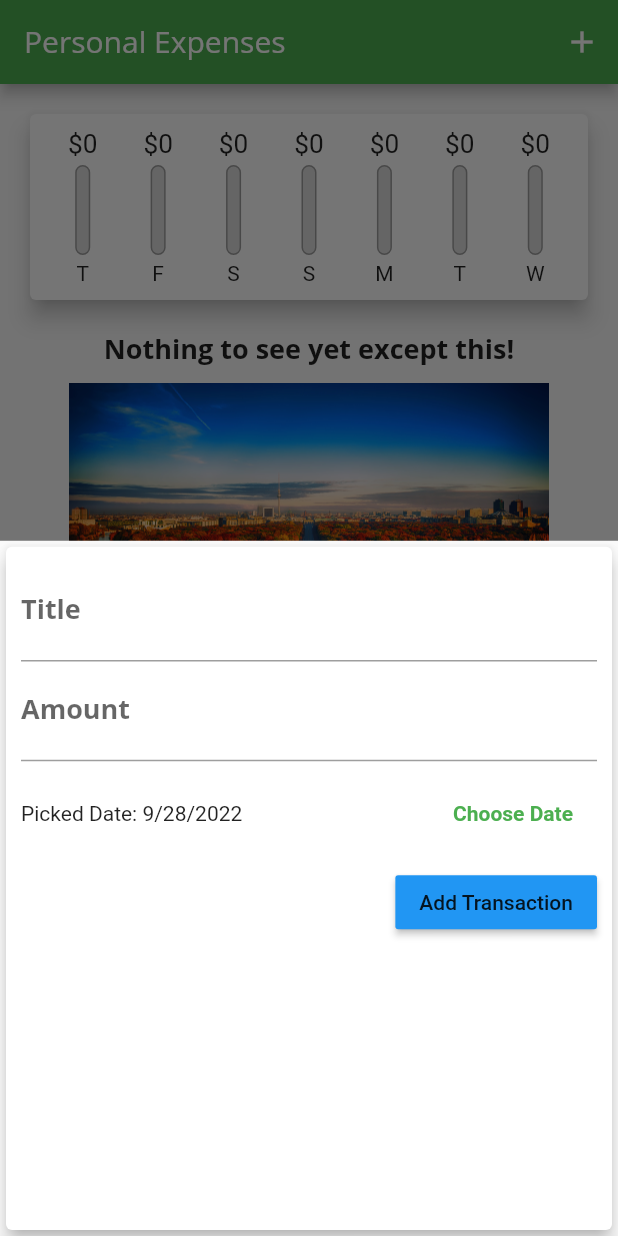
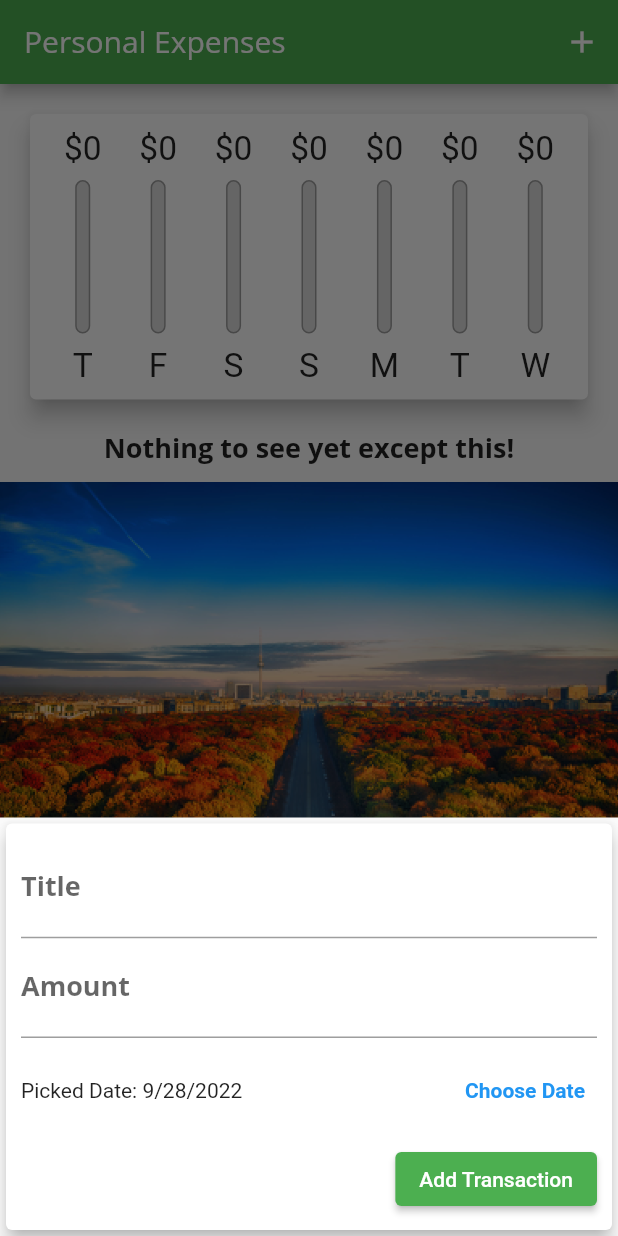
Before and after one commit to wcares/expense_app_gui, a Flutter app: the screen it shows after launch, after a tap on the "add" icon, on a phone screen of 412 x 824 dp. Run offline on Flutter 3.47's test engine with Material 2 defaults, Android fonts, the phone set to English and light mode, and no system bars; missing offline and left inert: dart:ffi.

Commit message:
Support for IOS and Minor Bug fixes (05 => 016)

```diff
--- a/lib/main.dart
+++ b/lib/main.dart
@@ -1,10 +1,22 @@
+// ignore_for_file: prefer_const_constructors
+
+import 'dart:io';
+
+import 'package:flutter/cupertino.dart';
 import 'package:flutter/material.dart';
+import 'package:flutter/services.dart';
+
 import './widgets/new_transaction.dart';
 import './widgets/transaction_list.dart';
 import './widgets/chart.dart';
 import './models/transaction.dart';
 
-void main() => runApp(MyApp());
+void main() {
+  // WidgetsFlutterBinding.ensureInitialized();
+  // SystemChrome.setPreferredOrientations(
+  //     [DeviceOrientation.portraitUp, DeviceOrientation.portraitDown]);
+  runApp(MyApp());
+}
 
 class MyApp extends StatelessWidget {
   @override
@@ -45,6 +57,7 @@ class MyHomePage extends StatefulWidget {
 
 class _MyHomePageState extends State<MyHomePage> {
   final List<Transaction> _userTransactions = [];
+  bool _showChart = false;
 
   List<Transaction> get _recentTransactions {
     return _userTransactions.where((tx) {
@@ -90,8 +103,10 @@ class _MyHomePageState extends State<MyHomePage> {
 
   @override
   Widget build(BuildContext context) {
-    return Scaffold(
-      appBar: AppBar(
+    final mediaQuery = MediaQuery.of(context);
+
+    final isLandscape = mediaQuery.orientation == Orientation.landscape;
+    final appBar = AppBar(
         title: Text(
           "Personal Expenses",
         ),
@@ -101,19 +116,69 @@ class _MyHomePageState extends State<MyHomePage> {
             onPressed: () => _startAddNewTransaction(context),
             icon: Icon(Icons.add),
           )
-          ]),
-      body: SingleChildScrollView(
+        ]);
+
+    final txListWidget = Container(
+        height: (mediaQuery.size.height -
+                appBar.preferredSize.height -
+                mediaQuery.padding.top) *
+            0.7,
+        child: TransactionList(_userTransactions, _deleteTransaction));
+
+    final pageBody = SingleChildScrollView(
       child: Column(
         mainAxisAlignment: MainAxisAlignment.start,
         crossAxisAlignment: CrossAxisAlignment.stretch,
         children: <Widget>[
-            Chart(_recentTransactions),
-            TransactionList(_userTransactions, _deleteTransaction),
+          if (isLandscape)
+            Row(
+              mainAxisAlignment: MainAxisAlignment.center,
+              children: [
+                Text("Show Chart"),
+                Switch.adaptive(
+                  activeColor: Theme.of(context).accentColor,
+                  value: _showChart,
+                  onChanged: (val) {
+                    setState(() {
+                      _showChart = val;
+                    });
+                  },
+                ),
               ],
             ),
+          if (!isLandscape)
+            Container(
+              height: (mediaQuery.size.height -
+                      appBar.preferredSize.height -
+                      mediaQuery.padding.top) *
+                  0.3,
+              child: Chart(_recentTransactions),
             ),
-      floatingActionButtonLocation: FloatingActionButtonLocation.centerFloat,
-      floatingActionButton: FloatingActionButton(
+          if (!isLandscape) txListWidget,
+          if (isLandscape)
+            _showChart
+                ? Container(
+                    height: (mediaQuery.size.height -
+                            appBar.preferredSize.height -
+                            mediaQuery.padding.top) *
+                        0.3,
+                    child: Chart(_recentTransactions),
+                  )
+                : txListWidget
+        ],
+      ),
+    );
+
+    return Platform.isIOS
+        ? CupertinoPageScaffold(child: pageBody)
+        : Scaffold(
+            appBar: appBar,
+            body: pageBody,
+            floatingActionButtonLocation:
+                FloatingActionButtonLocation.centerFloat,
+            floatingActionButton: Platform.isIOS
+                ? Container()
+                : FloatingActionButton(
                     child: Icon(Icons.add),
                     onPressed: () => _startAddNewTransaction(context),
                   ),
--- a/lib/widgets/chart_bar.dart
+++ b/lib/widgets/chart_bar.dart
@@ -12,19 +12,20 @@ class ChartBar extends StatelessWidget {
 
   @override
   Widget build(BuildContext context) {
+    return LayoutBuilder(builder: (ctx, constraint) {
       return Column(
         children: <Widget>[
           Container(
-          height: 20,
+            height: constraint.maxHeight * 0.15,
             child: FittedBox(
               child: Text("\$${spendingAmount.toStringAsFixed(0)}"),
             ),
           ),
           SizedBox(
-          height: 4,
+            height: constraint.maxHeight * 0.05,
           ),
           Container(
-          height: 60,
+            height: constraint.maxHeight * 0.6,
             width: 10,
             child: Stack(
               children: <Widget>[
@@ -48,10 +49,13 @@ class ChartBar extends StatelessWidget {
             ),
           ),
           SizedBox(
-          height: 4,
+            height: constraint.maxHeight * 0.05,
           ),
-        Text(label),
+          Container(
+              height: constraint.maxHeight * 0.15,
+              child: FittedBox(child: Text(label))),
         ],
       );
+    });
   }
 }
--- a/lib/widgets/new_transaction.dart
+++ b/lib/widgets/new_transaction.dart
@@ -52,10 +52,16 @@ class _NewTransactionState extends State<NewTransaction> {
 
   @override
   Widget build(BuildContext context) {
-    return Card(
+    return SingleChildScrollView(
+      child: Card(
         elevation: 5,
         child: Container(
-        padding: EdgeInsets.all(10),
+          padding: EdgeInsets.only(
+            top: 10,
+            left: 10,
+            right: 10,
+            bottom: MediaQuery.of(context).viewInsets.bottom + 10,
+          ),
           child: Column(
               crossAxisAlignment: CrossAxisAlignment.end,
               children: <Widget>[
@@ -82,8 +88,11 @@ class _NewTransactionState extends State<NewTransaction> {
                         child: Text(
                             "Picked Date: ${DateFormat.yMd().format(_selectedDate)}"),
                       ),
-                    FlatButton(
-                      textColor: Theme.of(context).primaryColor,
+                      TextButton(
+                        style: ButtonStyle(
+                          foregroundColor:
+                              MaterialStateProperty.all<Color>(Colors.blue),
+                        ),
                         onPressed: _presentDatePicker,
                         child: Text(
                           "Choose Date",
@@ -95,14 +104,15 @@ class _NewTransactionState extends State<NewTransaction> {
                     ],
                   ),
                 ),
-              RaisedButton(
+                ElevatedButton(
                   onPressed: _submitData,
-                color: Colors.blue,
+                  style: ElevatedButton.styleFrom(onSurface: Colors.blue),
                   child: Text("Add Transaction"),
                   //textColor: Theme.of(context).backgroundColor,
                 ),
               ]),
         ),
+      ),
     );
   }
 }
--- a/lib/widgets/transaction_list.dart
+++ b/lib/widgets/transaction_list.dart
@@ -1,4 +1,5 @@
 import 'package:flutter/material.dart';
+import 'package:flutter/rendering.dart';
 import '../models/transaction.dart';
 import 'package:intl/intl.dart';
 
@@ -13,7 +14,8 @@ class TransactionList extends StatelessWidget {
     return Container(
       height: 530,
       child: transactions.isEmpty
-          ? Column(
+          ? LayoutBuilder(builder: (ctx, Constraints) {
+              return Column(
                 children: <Widget>[
                   Text(
                     "Nothing to see yet except this!",
@@ -23,14 +25,15 @@ class TransactionList extends StatelessWidget {
                     height: 10,
                   ),
                   Container(
-                  height: 200,
+                    height: Constraints.maxHeight * 0.6,
                     child: Image.asset(
                       "assets/images/autn.jpg",
                       fit: BoxFit.cover,
                     ),
                   ),
                 ],
-            )
+              );
+            })
           : ListView.builder(
               itemBuilder: (ctx, index) {
                 return Card(
@@ -56,7 +59,13 @@ class TransactionList extends StatelessWidget {
                     subtitle: Text(
                       DateFormat.yMMMd().format(transactions[index].date),
                     ),
-                    trailing: IconButton(
+                    trailing: MediaQuery.of(context).size.width > 460
+                        ? ElevatedButton.icon(
+                            icon: Icon(Icons.delete),
+                            label: Text("delete"),
+                            onPressed: () => deleteTx(transactions[index].id),
+                          )
+                        : IconButton(
                             icon: Icon(Icons.delete),
                             color: Theme.of(context).errorColor,
                             onPressed: () => deleteTx(transactions[index].id),
```
Also changed, not shown: pubspec.lock. Lines whose indentation alone changed are shown as unchanged.
